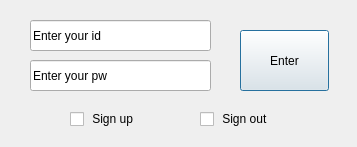
Above: login.ui from ngwoon/Database-Project before the change. Below: the same form after it.
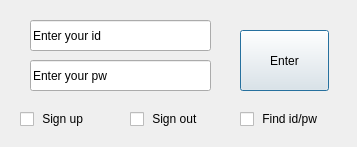
That is the form after the change.

Diff of the .ui file:
```diff
--- a/login.ui
+++ b/login.ui
@@ -58,7 +58,7 @@
   <widget class="QCheckBox" name="signUpCheckbox">
    <property name="geometry">
     <rect>
-     <x>70</x>
+     <x>20</x>
      <y>110</y>
      <width>93</width>
      <height>18</height>
@@ -71,7 +71,7 @@
   <widget class="QCheckBox" name="signOutCheckbox">
    <property name="geometry">
     <rect>
-     <x>200</x>
+     <x>130</x>
      <y>110</y>
      <width>93</width>
      <height>18</height>
@@ -81,6 +81,19 @@
     <string> Sign out</string>
    </property>
   </widget>
+  <widget class="QCheckBox" name="findCheckbox">
+   <property name="geometry">
+    <rect>
+     <x>240</x>
+     <y>110</y>
+     <width>93</width>
+     <height>18</height>
+    </rect>
+   </property>
+   <property name="text">
+    <string> Find id/pw</string>
+   </property>
+  </widget>
  </widget>
  <resources/>
  <connections/>
```
